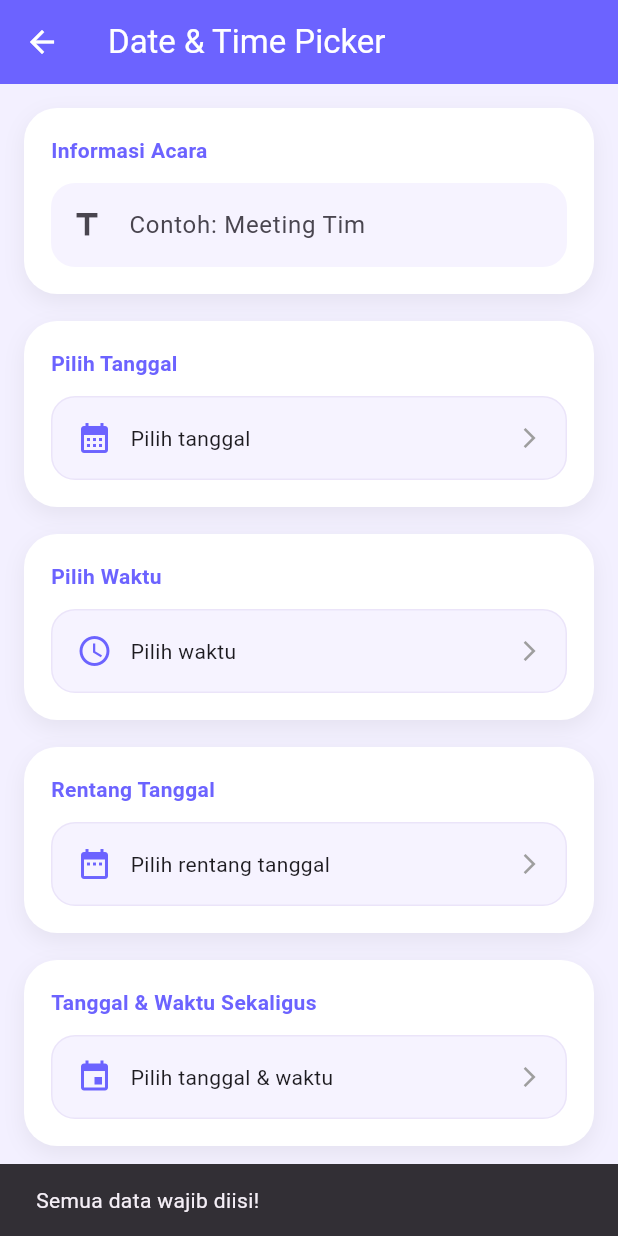
After one commit to Yodeccola/mobile_app_tugas, a Flutter app: the P9Page screen opened directly, after a tap on "Simpan", on a phone screen of 412 x 824 dp. The commit adds this screen. Run offline on Flutter 3.47's test engine with Material 3 defaults, Android fonts, the phone set to English and light mode, and no system bars; our stand-ins replace fluttertoast, salomon_bottom_bar.

Commit message:
Menambahkan Pertemuan 9 DatePicker dan TimePicker

```diff
--- a/lib/pages/beranda_page.dart
+++ b/lib/pages/beranda_page.dart
@@ -7,6 +7,7 @@ import 'p1_page.dart';
 import 'p2_page.dart';
 import 'p3_page.dart';
 import 'p8_page.dart';
+import 'p9_page.dart';
 
 class BerandaPage extends StatelessWidget {
   const BerandaPage({super.key});
@@ -102,7 +103,12 @@ class BerandaPage extends StatelessWidget {
         "title": "Pertemuan 8",
         "icon": Icons.search,
         "page": const P8Page()
-      }
+      },
+      {
+        "title": "Pertemuan 9",
+        "icon": Icons.calendar_month,
+        "page": const P9Page()
+      },
     ];
 
     return Scaffold(
--- /dev/null
+++ b/lib/pages/p9_page.dart
@@ -0,0 +1,583 @@
+import 'package:flutter/material.dart';
+import 'package:intl/intl.dart';
+
+class P9Page extends StatefulWidget {
+  const P9Page({super.key});
+
+  @override
+  State<P9Page> createState() => _P9PageState();
+}
+
+class _P9PageState extends State<P9Page> {
+  final TextEditingController judulController =
+      TextEditingController();
+
+  DateTime? selectedDate;
+  TimeOfDay? selectedTime;
+
+  DateTimeRange? selectedRange;
+
+  DateTime? selectedDateTime;
+  TimeOfDay? selectedDateTimeTime;
+
+  bool isSubmitted = false;
+
+  Future<void> pickDate() async {
+    final picked = await showDatePicker(
+      context: context,
+
+      initialDate: DateTime.now(),
+
+      firstDate: DateTime.now(),
+
+      lastDate: DateTime(2100),
+
+      builder: (context, child) {
+        return Theme(
+          data: Theme.of(context).copyWith(
+            colorScheme: const ColorScheme.light(
+              primary: Color(0xff6C63FF),
+            ),
+          ),
+          child: child!,
+        );
+      },
+    );
+
+    if (picked != null) {
+      setState(() {
+        selectedDate = picked;
+      });
+    }
+  }
+
+  Future<void> pickTime() async {
+    final picked = await showTimePicker(
+      context: context,
+
+      initialTime: TimeOfDay.now(),
+
+      initialEntryMode: TimePickerEntryMode.dial,
+
+      builder: (context, child) {
+        return Theme(
+          data: Theme.of(context).copyWith(
+            colorScheme: const ColorScheme.light(
+              primary: Color(0xff6C63FF),
+            ),
+          ),
+          child: child!,
+        );
+      },
+    );
+
+    if (picked != null) {
+      setState(() {
+        selectedTime = picked;
+      });
+    }
+  }
+
+  Future<void> pickDateRange() async {
+    final picked = await showDateRangePicker(
+      context: context,
+
+      firstDate: DateTime.now(),
+
+      lastDate: DateTime(2100),
+
+      builder: (context, child) {
+        return Theme(
+          data: Theme.of(context).copyWith(
+            colorScheme: const ColorScheme.light(
+              primary: Color(0xff6C63FF),
+            ),
+          ),
+          child: child!,
+        );
+      },
+    );
+
+    if (picked != null) {
+      setState(() {
+        selectedRange = picked;
+      });
+    }
+  }
+
+  Future<void> pickDateTime() async {
+    final pickedDate = await showDatePicker(
+      context: context,
+
+      initialDate: DateTime.now(),
+
+      firstDate: DateTime.now(),
+
+      lastDate: DateTime(2100),
+    );
+
+    if (pickedDate != null) {
+      final pickedTime = await showTimePicker(
+        context: context,
+
+        initialTime: TimeOfDay.now(),
+
+        initialEntryMode: TimePickerEntryMode.dial,
+      );
+
+      if (pickedTime != null) {
+        setState(() {
+          selectedDateTime = pickedDate;
+          selectedDateTimeTime = pickedTime;
+        });
+      }
+    }
+  }
+
+  String formatDate(DateTime? date) {
+    if (date == null) return "Pilih tanggal";
+    return DateFormat('dd MMMM yyyy').format(date);
+  }
+
+  String formatTime(TimeOfDay? time) {
+    if (time == null) return "Pilih waktu";
+
+    final now = DateTime.now();
+
+    final dt = DateTime(
+      now.year,
+      now.month,
+      now.day,
+      time.hour,
+      time.minute,
+    );
+
+    return DateFormat('hh:mm a').format(dt);
+  }
+
+  Widget customCard({
+    required Widget child,
+  }) {
+    return Container(
+      margin: const EdgeInsets.only(bottom: 18),
+
+      padding: const EdgeInsets.all(18),
+
+      decoration: BoxDecoration(
+        color: Colors.white,
+
+        borderRadius: BorderRadius.circular(22),
+
+        boxShadow: [
+          BoxShadow(
+            color: Colors.black.withOpacity(0.06),
+            blurRadius: 12,
+            offset: const Offset(0, 5),
+          ),
+        ],
+      ),
+
+      child: child,
+    );
+  }
+
+  Widget sectionTitle(String title) {
+    return Padding(
+      padding: const EdgeInsets.only(bottom: 12),
+
+      child: Text(
+        title,
+
+        style: const TextStyle(
+          fontWeight: FontWeight.bold,
+          color: Color(0xff6C63FF),
+          fontSize: 14,
+        ),
+      ),
+    );
+  }
+
+  Widget pickerTile({
+    required IconData icon,
+    required String text,
+    required VoidCallback onTap,
+  }) {
+    return InkWell(
+      borderRadius: BorderRadius.circular(16),
+
+      onTap: onTap,
+
+      child: Container(
+        padding: const EdgeInsets.symmetric(
+          horizontal: 16,
+          vertical: 15,
+        ),
+
+        decoration: BoxDecoration(
+          color: const Color(0xffF6F3FF),
+
+          borderRadius: BorderRadius.circular(16),
+
+          border: Border.all(
+            color: Colors.deepPurple.withOpacity(0.08),
+          ),
+        ),
+
+        child: Row(
+          children: [
+            Icon(
+              icon,
+              color: const Color(0xff6C63FF),
+            ),
+
+            const SizedBox(width: 12),
+
+            Expanded(
+              child: Text(
+                text,
+                style: const TextStyle(fontSize: 14),
+              ),
+            ),
+
+            const Icon(
+              Icons.arrow_forward_ios,
+              size: 16,
+              color: Colors.grey,
+            ),
+          ],
+        ),
+      ),
+    );
+  }
+
+  void submitData() {
+    if (judulController.text.isEmpty ||
+        selectedDate == null ||
+        selectedTime == null ||
+        selectedRange == null ||
+        selectedDateTime == null ||
+        selectedDateTimeTime == null) {
+      ScaffoldMessenger.of(context).showSnackBar(
+        const SnackBar(
+          content: Text(
+            "Semua data wajib diisi!",
+          ),
+        ),
+      );
+
+      return;
+    }
+
+    setState(() {
+      isSubmitted = true;
+    });
+
+    showDialog(
+      context: context,
+
+      builder: (context) {
+        return AlertDialog(
+          shape: RoundedRectangleBorder(
+            borderRadius: BorderRadius.circular(20),
+          ),
+
+          title: const Row(
+            children: [
+              Icon(
+                Icons.check_circle,
+                color: Colors.green,
+              ),
+
+              SizedBox(width: 10),
+
+              Text("Berhasil!"),
+            ],
+          ),
+
+          content: const Text(
+            "Form berhasil disimpan!",
+          ),
+
+          actions: [
+            TextButton(
+              onPressed: () {
+                Navigator.pop(context);
+              },
+
+              child: const Text("OK"),
+            ),
+          ],
+        );
+      },
+    );
+  }
+
+  void resetForm() {
+    setState(() {
+      judulController.clear();
+
+      selectedDate = null;
+      selectedTime = null;
+
+      selectedRange = null;
+
+      selectedDateTime = null;
+      selectedDateTimeTime = null;
+
+      isSubmitted = false;
+    });
+  }
+
+  @override
+  Widget build(BuildContext context) {
+    return Scaffold(
+      backgroundColor: const Color(0xffF3F0FF),
+
+      appBar: AppBar(
+        backgroundColor: const Color(0xff6C63FF),
+
+        foregroundColor: Colors.white,
+
+        elevation: 0,
+
+        title: const Text(
+          "Date & Time Picker",
+        ),
+      ),
+
+      body: SingleChildScrollView(
+        padding: const EdgeInsets.all(16),
+
+        child: Column(
+          children: [
+
+            /// INFORMASI ACARA
+            customCard(
+              child: Column(
+                crossAxisAlignment:
+                    CrossAxisAlignment.start,
+
+                children: [
+                  sectionTitle("Informasi Acara"),
+
+                  TextField(
+                    controller: judulController,
+
+                    decoration: InputDecoration(
+                      hintText: "Contoh: Meeting Tim",
+
+                      prefixIcon: const Icon(
+                        Icons.title,
+                      ),
+
+                      filled: true,
+
+                      fillColor:
+                          const Color(0xffF6F3FF),
+
+                      border: OutlineInputBorder(
+                        borderRadius:
+                            BorderRadius.circular(16),
+
+                        borderSide: BorderSide.none,
+                      ),
+                    ),
+                  ),
+                ],
+              ),
+            ),
+
+            /// PILIH TANGGAL
+            customCard(
+              child: Column(
+                crossAxisAlignment:
+                    CrossAxisAlignment.start,
+
+                children: [
+                  sectionTitle("Pilih Tanggal"),
+
+                  pickerTile(
+                    icon: Icons.calendar_month,
+
+                    text: formatDate(selectedDate),
+
+                    onTap: pickDate,
+                  ),
+                ],
+              ),
+            ),
+
+            /// PILIH WAKTU
+            customCard(
+              child: Column(
+                crossAxisAlignment:
+                    CrossAxisAlignment.start,
+
+                children: [
+                  sectionTitle("Pilih Waktu"),
+
+                  pickerTile(
+                    icon: Icons.access_time,
+
+                    text: formatTime(selectedTime),
+
+                    onTap: pickTime,
+                  ),
+                ],
+              ),
+            ),
+
+            /// RENTANG TANGGAL
+            customCard(
+              child: Column(
+                crossAxisAlignment:
+                    CrossAxisAlignment.start,
+
+                children: [
+                  sectionTitle("Rentang Tanggal"),
+
+                  pickerTile(
+                    icon: Icons.date_range,
+
+                    text: selectedRange == null
+                        ? "Pilih rentang tanggal"
+                        : "${formatDate(selectedRange!.start)} - ${formatDate(selectedRange!.end)}",
+
+                    onTap: pickDateRange,
+                  ),
+                ],
+              ),
+            ),
+
+            /// TANGGAL DAN WAKTU
+            customCard(
+              child: Column(
+                crossAxisAlignment:
+                    CrossAxisAlignment.start,
+
+                children: [
+                  sectionTitle(
+                    "Tanggal & Waktu Sekaligus",
+                  ),
+
+                  pickerTile(
+                    icon: Icons.event,
+
+                    text: selectedDateTime == null
+                        ? "Pilih tanggal & waktu"
+                        : "${formatDate(selectedDateTime)} , ${formatTime(selectedDateTimeTime)}",
+
+                    onTap: pickDateTime,
+                  ),
+                ],
+              ),
+            ),
+
+            /// BUTTON SIMPAN
+            SizedBox(
+              width: double.infinity,
+              height: 55,
+
+              child: ElevatedButton.icon(
+                style: ElevatedButton.styleFrom(
+                  backgroundColor:
+                      const Color(0xff6C63FF),
+
+                  foregroundColor: Colors.white,
+
+                  shape: RoundedRectangleBorder(
+                    borderRadius:
+                        BorderRadius.circular(16),
+                  ),
+                ),
+
+                onPressed: submitData,
+
+                icon: const Icon(Icons.save),
+
+                label: const Text(
+                  "Simpan",
+                ),
+              ),
+            ),
+
+            const SizedBox(height: 12),
+
+            /// RESET
+            SizedBox(
+              width: double.infinity,
+              height: 50,
+
+              child: OutlinedButton.icon(
+                style: OutlinedButton.styleFrom(
+                  foregroundColor:
+                      const Color(0xff6C63FF),
+
+                  side: const BorderSide(
+                    color: Color(0xff6C63FF),
+                  ),
+
+                  shape: RoundedRectangleBorder(
+                    borderRadius:
+                        BorderRadius.circular(16),
+                  ),
+                ),
+
+                onPressed: resetForm,
+
+                icon: const Icon(Icons.refresh),
+
+                label: const Text(
+                  "Reset Form",
+                ),
+              ),
+            ),
+
+            const SizedBox(height: 24),
+
+            /// PREVIEW DATA
+            if (isSubmitted)
+              customCard(
+                child: Column(
+                  crossAxisAlignment:
+                      CrossAxisAlignment.start,
+
+                  children: [
+                    sectionTitle("Preview Data"),
+
+                    Text(
+                      "Judul : ${judulController.text}",
+                    ),
+
+                    const SizedBox(height: 8),
+
+                    Text(
+                      "Tanggal : ${formatDate(selectedDate)}",
+                    ),
+
+                    const SizedBox(height: 8),
+
+                    Text(
+                      "Waktu : ${formatTime(selectedTime)}",
+                    ),
+
+                    const SizedBox(height: 8),
+
+                    Text(
+                      "Rentang : ${formatDate(selectedRange?.start)} - ${formatDate(selectedRange?.end)}",
+                    ),
+
+                    const SizedBox(height: 8),
+
+                    Text(
+                      "Tanggal & Waktu : ${formatDate(selectedDateTime)} , ${formatTime(selectedDateTimeTime)}",
+                    ),
+                  ],
+                ),
+              ),
+          ],
+        ),
+      ),
+    );
+  }
+}
--- a/pubspec.yaml
+++ b/pubspec.yaml
@@ -36,6 +36,7 @@ dependencies:
   # Use with the CupertinoIcons class for iOS style icons.
   cupertino_icons: ^1.0.8
   salomon_bottom_bar: ^3.3.2
+  intl: ^0.20.2
 
 dev_dependencies:
   flutter_test:
```
Also changed, not shown: pubspec.lock.
